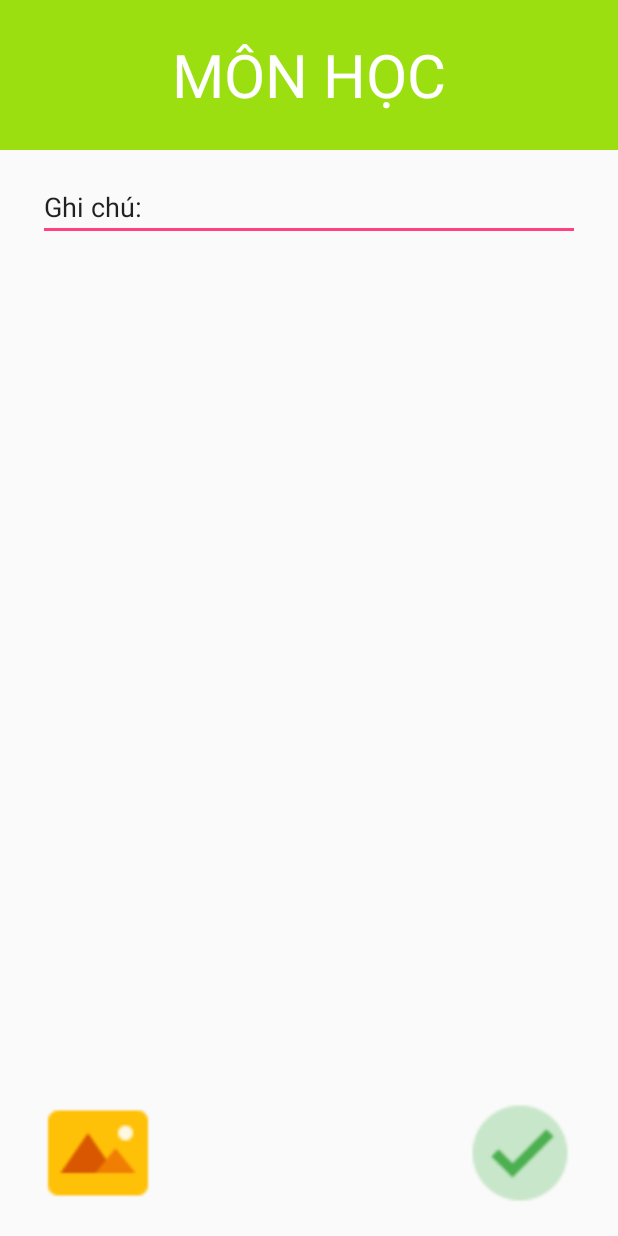
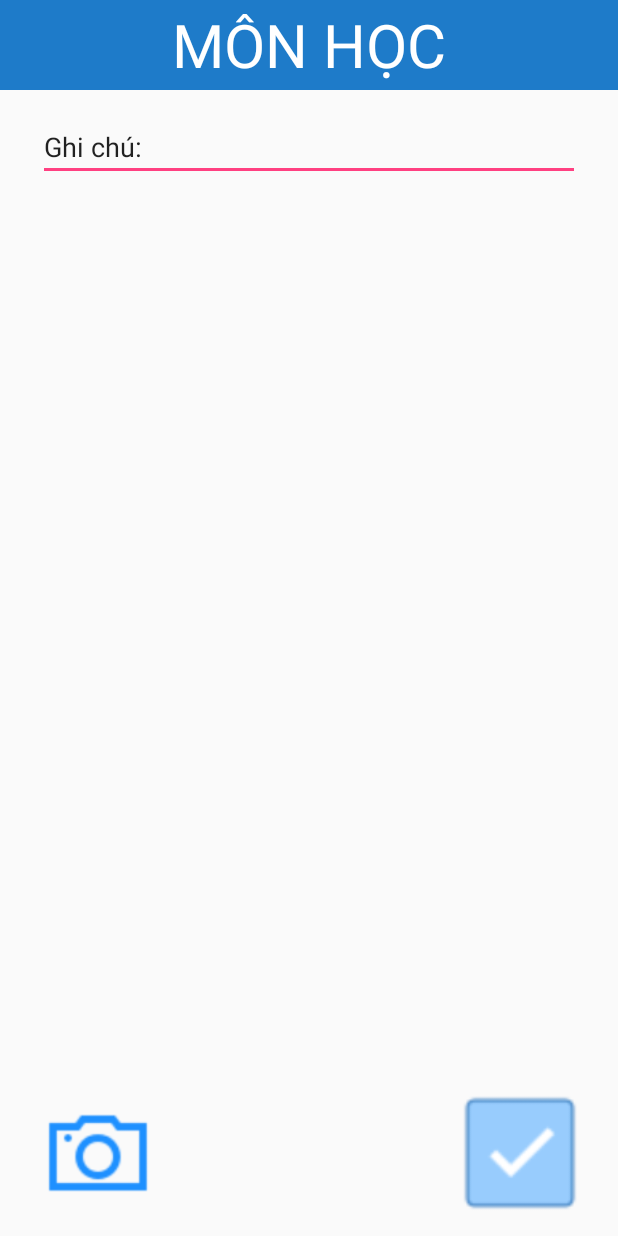
Before and after one commit to rocklee9/QuanLyThoiGianv2, an Android app: the notescr screen opened directly, with no data from a screen before it, on a phone screen of 412 x 824 dp. Run offline under Robolectric (Android 15) with nearby library versions, the phone set to English and light mode, and no system bars.

Commit message:
Hoan sửa jkhjkh

```diff
--- a/app/src/main/java/com/gameloft/pc/quanlythoigian/notescr.java
+++ b/app/src/main/java/com/gameloft/pc/quanlythoigian/notescr.java
@@ -2,12 +2,48 @@ package com.gameloft.pc.quanlythoigian;
 
 import android.app.Activity;
 import android.os.Bundle;
+import android.provider.MediaStore;
+import android.view.View;
+import android.widget.Button;
+import android.widget.ImageView;
+import android.content.Intent;
+import android.graphics.Bitmap;
+import android.content.pm.PackageManager;
+import android.widget.Toast;
 
 public class notescr extends Activity {
+    Button btncam;
+    ImageView iv;
 
     @Override
     protected void onCreate(Bundle savedInstanceState) {
         super.onCreate(savedInstanceState);
         setContentView(R.layout.notescr);
+
+        btncam=(Button)findViewById(R.id.btnCamera);
+        iv=(ImageView)findViewById(R.id.imgView);
+
+        btncam.setOnClickListener(new View.OnClickListener() {
+            @Override
+            public void onClick(View v) {
+                capturePicture();
+            }
+        });
+    }
+    private void capturePicture(){
+        if(getApplicationContext().getPackageManager().hasSystemFeature(PackageManager.FEATURE_CAMERA)){
+            Intent intent = new Intent(MediaStore.ACTION_IMAGE_CAPTURE);
+            startActivityForResult(intent, 100);
+        }else {
+            Toast.makeText(getApplication(),"Cam không được hỗ trợ", Toast.LENGTH_SHORT).show();
+        }
+    }
+
+    @Override
+    protected void onActivityResult(int requestCode, int resultCode, Intent data) {
+        super.onActivityResult(requestCode, resultCode, data);
+        //Lấy ảnh từ intent Camera của mình về dưới dạng bitmap và hiển thị lên imageview của mình
+        Bitmap bitmap = (Bitmap) data.getExtras().get("data");
+        iv.setImageBitmap(bitmap);
     }
 }
--- a/app/src/main/res/layout/notescr.xml
+++ b/app/src/main/res/layout/notescr.xml
@@ -5,12 +5,12 @@
 
     <TextView
         android:layout_width="match_parent"
-        android:layout_height="100dp"
+        android:layout_height="60dp"
         android:text="@string/title_name_note"
-        android:textSize="@dimen/text_size_title"
+        android:textSize="40dp"
         android:gravity="center"
         android:layout_marginBottom="@dimen/edt_margin_bottom"
-        android:background="@color/OliveDrab2"
+        android:background="#1e7bc9"
         android:textColor="@color/white"/>
 
     <EditText
@@ -28,18 +28,25 @@
         android:layout_marginBottom="@dimen/edt_margin_bottom"
         android:layout_marginTop="@dimen/edt_margin_top">
         <Button
-            android:id="@+id/button"
+            android:id="@+id/btnTickBox"
             android:layout_width="@dimen/icon_width"
             android:layout_height="@dimen/icon_hight"
-            android:background="@drawable/nomal_save"
+            android:background="@drawable/icons8_tick_box_50px"
             android:layout_alignParentBottom="true"
-            android:layout_alignParentEnd="true"/>
+            android:layout_alignParentEnd="true"
+            android:layout_alignParentRight="true" />
 
         <Button
+            android:id="@+id/btnCamera"
             android:layout_width="@dimen/icon_width"
             android:layout_height="@dimen/icon_hight"
-            android:background="@drawable/nomal_image_add"
+            android:background="@drawable/icons8_camera_64px_2"
             android:layout_alignParentBottom="true"/>
+
+        <ImageView
+            android:id="@+id/imgView"
+            android:layout_width="match_parent"
+            android:layout_height="match_parent" />
     </RelativeLayout>
 
 </LinearLayout>
```
Also changed, not shown: app/src/main/AndroidManifest.xml (+7 -0 lines), app/src/main/res/drawable/icons8_camera_64px_2.png (added), app/src/main/res/drawable/icons8_document_48px.png (added), app/src/main/res/drawable/icons8_tick_box_50px.png (added).
